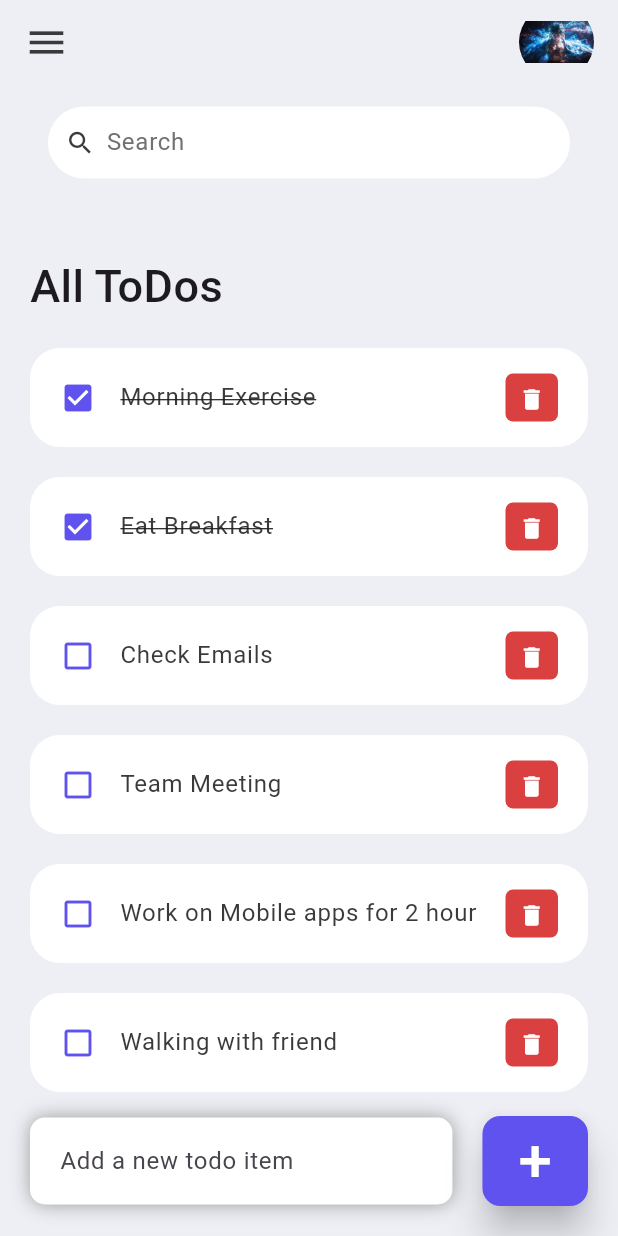
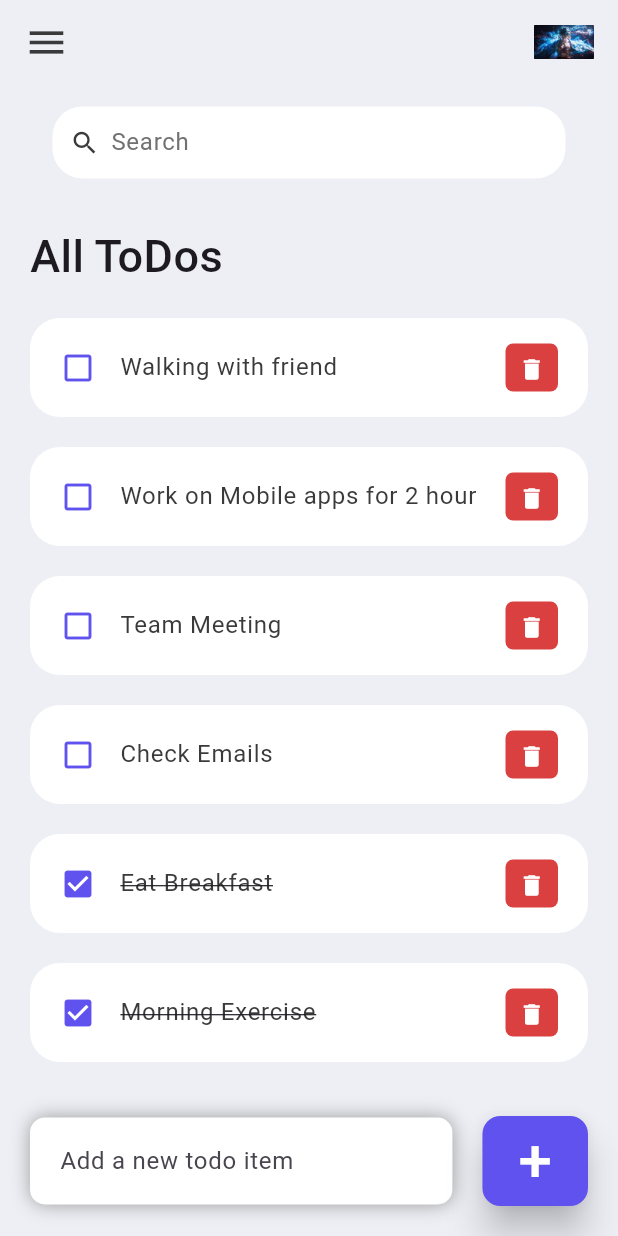
Before and after one commit to AhmedHelmy18/TODO_App, a Flutter app: the screen it shows after launch, on a phone screen of 412 x 824 dp. Run offline on Flutter 3.47's test engine with Material 3 defaults, Android fonts, the phone set to English and light mode, and no system bars.

Commit message:
finish the app

```diff
--- a/lib/screen/home.dart
+++ b/lib/screen/home.dart
@@ -12,6 +12,14 @@ class Home extends StatefulWidget {
 
 class _HomeState extends State<Home> {
   final todosList = ToDo.todoList();
+  List<ToDo> _foundToDo = [];
+  final _todoController = TextEditingController();
+
+  @override
+  void initState() {
+    _foundToDo = todosList;
+    super.initState();
+  }
 
   @override
   Widget build(BuildContext context) {
@@ -33,7 +41,7 @@ class _HomeState extends State<Home> {
                     children: [
                       Container(
                         margin: EdgeInsets.only(
-                          top: 50,
+                          top: 30,
                           bottom: 20,
                         ),
                         child: Text(
@@ -44,7 +52,7 @@ class _HomeState extends State<Home> {
                           ),
                         ),
                       ),
-                      for (ToDo todo in todosList)
+                      for (ToDo todo in _foundToDo.reversed)
                         ToDoItem(
                           todo: todo,
                           onToDoChanged: _handleToDoChange,
@@ -73,7 +81,7 @@ class _HomeState extends State<Home> {
                     ),
                     decoration: BoxDecoration(
                       color: Colors.white,
-                      boxShadow: [
+                      boxShadow: const [
                         BoxShadow(
                           color: Colors.grey,
                           offset: Offset(0.0, 0.0),
@@ -84,9 +92,11 @@ class _HomeState extends State<Home> {
                       borderRadius: BorderRadius.circular(10),
                     ),
                     child: TextField(
+                      controller: _todoController,
                       decoration: InputDecoration(
-                          hintText: 'Add a new todo item',
-                          border: InputBorder.none),
+                        hintText: 'Add a new todo item',
+                        border: InputBorder.none,
+                      ),
                     ),
                   ),
                 ),
@@ -96,7 +106,9 @@ class _HomeState extends State<Home> {
                     bottom: 20,
                   ),
                   child: ElevatedButton(
-                    onPressed: () {},
+                    onPressed: () {
+                      _addTodoItem(_todoController.text);
+                    },
                     child: Text(
                       '+',
                       style: TextStyle(
@@ -113,7 +125,7 @@ class _HomeState extends State<Home> {
                       ),
                     ),
                   ),
-                )
+                ),
               ],
             ),
           ),
@@ -134,15 +146,44 @@ class _HomeState extends State<Home> {
     });
   }
 
+  void _addTodoItem(String toDo) {
+    setState(() {
+      todosList.add(
+        ToDo(
+          id: DateTime.now().millisecondsSinceEpoch.toString(),
+          todoText: toDo,
+        ),
+      );
+    });
+    _todoController.clear();
+  }
+
+  void _runFilter(String enteredKeyword) {
+    List<ToDo> results = [];
+    if (enteredKeyword.isEmpty) {
+      results = todosList;
+    } else {
+      results = todosList
+          .where((item) => item.todoText!
+              .toLowerCase()
+              .contains(enteredKeyword.toLowerCase()))
+          .toList();
+    }
+    setState(() {
+      _foundToDo = results;
+    });
+  }
+
   Widget SearchBox() {
     return Padding(
-      padding: const EdgeInsets.symmetric(horizontal: 12),
+      padding: const EdgeInsets.symmetric(horizontal: 15),
       child: Container(
         decoration: BoxDecoration(
           color: Colors.white,
-          borderRadius: BorderRadius.circular(25),
+          borderRadius: BorderRadius.circular(20),
         ),
         child: TextField(
+          onChanged: (value) => _runFilter(value),
           decoration: InputDecoration(
             contentPadding: EdgeInsets.all(0),
             prefixIcon: Padding(
@@ -168,7 +209,6 @@ class _HomeState extends State<Home> {
     );
   }
 
-  @override
   AppBar _buildAppBar() {
     return AppBar(
       backgroundColor: tdBGColor,
@@ -182,10 +222,10 @@ class _HomeState extends State<Home> {
             size: 30,
           ),
           Container(
-            height: 50,
-            width: 50,
+            height: 40,
+            width: 40,
             child: ClipRRect(
-              borderRadius: BorderRadius.circular(80),
+              borderRadius: BorderRadius.circular(10),
               child: Image.asset('asset/image/one_piece.jpg'),
             ),
           ),
```
